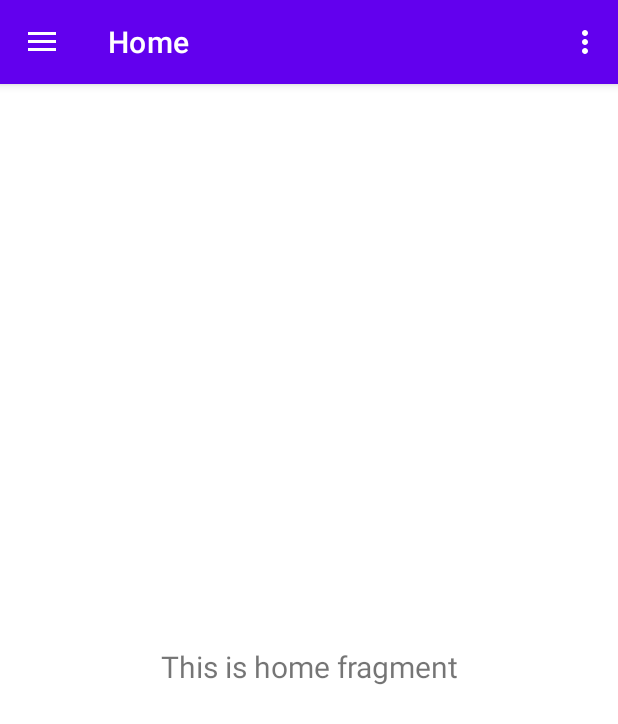
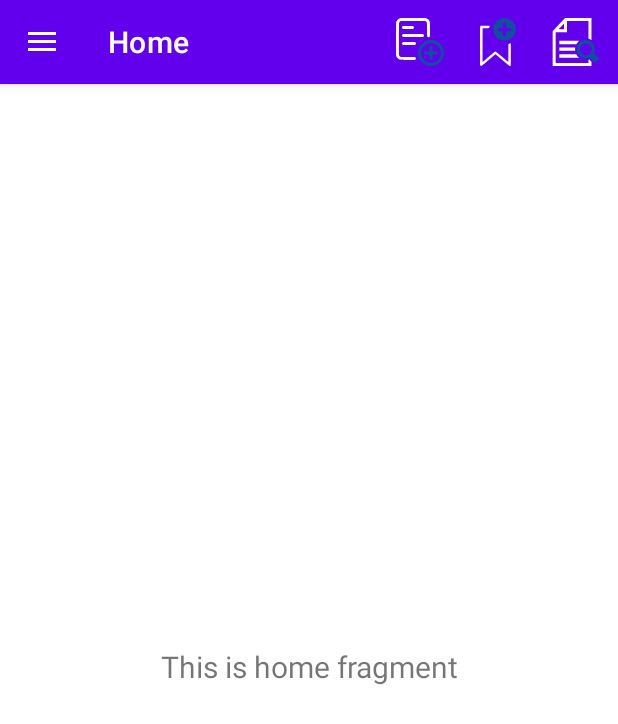
Before and after one commit to Sahil-2003/My-Notes, an Android app: the screen it shows after launch (MainActivity), on a phone screen of 412 x 824 dp. Shown: the top 724 px of the screen. Run offline under Robolectric (Android 15) with nearby library versions, the phone set to English and light mode, and no system bars; our stand-ins replace navigation-ui.

Commit message:
Options Menu Added

```diff
--- a/app/src/main/java/com/example/mynotes/MainActivity.java
+++ b/app/src/main/java/com/example/mynotes/MainActivity.java
@@ -1,12 +1,16 @@
 package com.example.mynotes;
 
+import android.content.Intent;
 import android.os.Bundle;
+import android.view.MenuItem;
 import android.view.View;
 import android.view.Menu;
+import android.widget.Toast;
 
 import com.google.android.material.snackbar.Snackbar;
 import com.google.android.material.navigation.NavigationView;
 
+import androidx.annotation.NonNull;
 import androidx.navigation.NavController;
 import androidx.navigation.Navigation;
 import androidx.navigation.ui.AppBarConfiguration;
@@ -51,6 +55,16 @@ public class MainActivity extends AppCompatActivity {
     }
 
     @Override
+    public boolean onOptionsItemSelected(@NonNull MenuItem item) {
+        switch (item.getItemId()){
+            case R.id.upload:
+                Intent intent = new Intent(MainActivity.this, Upload.class);
+                startActivity(intent);
+        }
+        return super.onOptionsItemSelected(item);
+    }
+
+    @Override
     public boolean onSupportNavigateUp() {
         NavController navController = Navigation.findNavController(this, R.id.nav_host_fragment_content_main);
         return NavigationUI.navigateUp(navController, mAppBarConfiguration)
--- /dev/null
+++ b/app/src/main/res/drawable/ic_add_icon.xml
@@ -0,0 +1,30 @@
+<vector xmlns:android="http://schemas.android.com/apk/res/android"
+    android:width="512dp"
+    android:height="512dp"
+    android:viewportWidth="512"
+    android:viewportHeight="512">
+  <path
+      android:pathData="M44.2,2c-10.6,2.8 -18.7,7.5 -26.7,15.5 -8.1,8.1 -12.7,16.1 -15.5,27.1 -2,7.5 -2,11.7 -2,179.4 0,167.7 0,171.9 2,179.4 1.1,4.3 3.4,10.5 5.2,13.9 4.7,8.8 15.6,19.4 24.6,23.9 13.8,6.9 13,6.9 95.9,6.6 73.1,-0.3 74.2,-0.3 76.9,-2.4 5.3,-3.9 6.9,-7.1 6.9,-13.4 0,-6.3 -1.6,-9.5 -6.9,-13.4 -2.7,-2.1 -3.9,-2.1 -77.9,-2.6l-75.2,-0.5 -5.5,-3.1c-6,-3.3 -11.2,-9.9 -13,-16.2 -1.4,-5.1 -1.4,-339.3 0,-344.4 1.8,-6.3 7,-12.9 13,-16.2l5.5,-3.1 130,-0 130,-0 4,2.2c5.2,2.8 10.9,8.8 13.2,13.8 1.7,3.7 1.8,9.4 2.3,75 0.5,65.7 0.6,71.3 2.3,73.8 7.8,11.9 27.1,7.7 29.2,-6.5 0.3,-2.4 0.5,-35.4 0.3,-73.3 -0.4,-76 -0.1,-72.2 -6.8,-85.6 -6.6,-12.9 -19.9,-24.4 -33.8,-29.1l-6.7,-2.3 -132,-0.2c-127.4,-0.2 -132.3,-0.1 -139.3,1.7z"
+      android:fillColor="#FFFFFF"
+      android:strokeColor="#00000000"/>
+  <path
+      android:pathData="M74.7,86.4c-4.9,1.8 -6.4,3.2 -8.9,8 -3.7,7.3 -1.3,15.3 6.2,20.3l3.3,2.3 52.7,-0 52.7,-0 3.3,-2.3c5,-3.3 7.2,-7 7.7,-12.4 0.5,-5.9 -2.5,-11.7 -7.7,-14.7 -3.4,-2 -5.1,-2.1 -54.5,-2.3 -40.9,-0.2 -51.7,-0 -54.8,1.1z"
+      android:fillColor="#FFFFFF"
+      android:strokeColor="#00000000"/>
+  <path
+      android:pathData="M72,173.2c-5,3.4 -7.2,7.1 -7.7,12.5 -0.5,5.9 2.5,11.7 7.7,14.7 3.5,2.1 4.6,2.1 107.3,2.4 68.8,0.1 105.1,-0.1 107.7,-0.8 5.1,-1.4 10.6,-7.5 11.5,-12.9 0.9,-5.3 -2.5,-12.6 -7.4,-15.8l-3.4,-2.3 -106.2,-0 -106.2,-0 -3.3,2.2z"
+      android:fillColor="#FFFFFF"
+      android:strokeColor="#00000000"/>
+  <path
+      android:pathData="M351,236.4c-25.2,4.5 -46.8,14.5 -66.4,30.7 -23.7,19.6 -40.3,47.1 -47.1,77.9 -2.6,11.8 -3.1,37.5 -1,50.1 4.7,28.7 17.3,53.5 37.6,74.4 20.1,20.7 43.1,33.4 71.7,39.7 14.5,3.2 40.7,3.2 55.1,-0 28.5,-6.4 50.2,-18.2 70.2,-38.1 19.9,-20 31.7,-41.7 38.1,-70.2 3.2,-14.4 3.2,-40.6 0,-55.1 -4.3,-19.8 -12.4,-38.1 -23.9,-53.9 -7.1,-9.9 -24.4,-26.8 -34.1,-33.2 -14.8,-9.9 -32.1,-17.3 -49.7,-21.2 -9.7,-2.2 -40.5,-2.9 -50.5,-1.1zM389,268.5c45.2,6.8 81,41.9 89,87.4 1.4,8.1 1.4,27.2 0,35.3 -8,43.7 -40.8,77.2 -84.5,86.3 -15.7,3.2 -37.6,1.8 -53.5,-3.5 -31.3,-10.3 -57.3,-36.4 -67.3,-67.5 -4.3,-13.5 -5.2,-19.2 -5.1,-34.5 0.1,-12.1 0.6,-16.1 2.7,-24.3 8.1,-30.7 28.2,-55.5 56.2,-69.2 20.9,-10.3 40.3,-13.4 62.5,-10z"
+      android:fillColor="#0E4F9F"
+      android:strokeColor="#00000000"/>
+  <path
+      android:pathData="M366.4,299.9c-2.3,1 -5.2,3.4 -6.5,5.2 -2.4,3.3 -2.4,3.9 -2.7,27.6l-0.3,24.3 -23,-0c-25.1,-0 -27.8,0.5 -31.9,5.8 -2.9,3.6 -4.4,9.4 -3.6,13.7 0.9,4.8 6.8,11.2 11.4,12.5 2.1,0.5 13.5,1 25.5,1l21.7,-0 0,23.1c0,21.7 0.1,23.4 2.1,26.9 2.8,4.9 8.3,8 14.3,8 5.8,-0 9.7,-1.9 13.3,-6.7l2.8,-3.6 0.3,-23.9 0.3,-23.8 22.3,-0c21,-0 22.4,-0.1 26.6,-2.3 6,-3 9,-7.6 9,-14 0,-6.3 -3,-11.8 -8,-14.6 -3.5,-2 -5.2,-2.1 -26.9,-2.1l-23.1,-0 0,-21.8c0,-11.9 -0.5,-23.3 -1,-25.2 -1.8,-6.4 -9.6,-12.1 -16.5,-12 -1.1,-0 -3.8,0.9 -6.1,1.9z"
+      android:fillColor="#0E4F9F"
+      android:strokeColor="#00000000"/>
+  <path
+      android:pathData="M73.5,257.4c-6.7,2.9 -10.5,10.6 -9.1,18.1 0.9,4.7 5.9,10.2 10.4,11.5 2.5,0.8 24,1 65.9,0.8 61.3,-0.3 62.2,-0.3 65,-2.4 9.8,-7.3 9.8,-19.5 0,-26.8 -2.8,-2.1 -3.7,-2.1 -66,-2.3 -51,-0.2 -63.8,-0 -66.2,1.1z"
+      android:fillColor="#FFFFFF"
+      android:strokeColor="#00000000"/>
+</vector>
--- /dev/null
+++ b/app/src/main/res/drawable/ic_bookmark_icon.xml
@@ -0,0 +1,14 @@
+<vector xmlns:android="http://schemas.android.com/apk/res/android"
+    android:width="194dp"
+    android:height="260dp"
+    android:viewportWidth="194"
+    android:viewportHeight="260">
+  <path
+      android:pathData="M121.2,1.1c-3,0.5 -8.6,2.3 -12.5,3.9 -21.6,9 -36,29.3 -37.4,52.6 -2.5,40.3 33.5,71.9 72.7,64 22.9,-4.7 41,-21.4 47.6,-44.1 2.2,-7.9 2.3,-22.9 0,-31.4 -5.3,-20.4 -22.1,-37.5 -42.6,-43.5 -6.9,-2 -20.8,-2.8 -27.8,-1.5zM135.5,27.4c1.8,0.8 3.8,2.3 4.4,3.4 0.6,1.2 1.1,6.8 1.1,12.6l0,10.6 11,-0c10.4,-0 11.2,0.1 13.5,2.5 1.8,1.7 2.5,3.5 2.5,6.2 -0.1,7.4 -3.5,9.3 -16.9,9.3l-10.1,-0 0,10.7c-0.1,11.2 -0.6,13 -4.7,15.1 -3.4,1.9 -6.9,1.4 -10,-1.2 -2.7,-2.3 -2.8,-2.8 -3.1,-13.5l-0.4,-11.1 -10.5,-0c-10.2,-0 -10.5,-0.1 -13.4,-2.9 -3.9,-4 -3.9,-8.2 0,-12.2 2.9,-2.8 3.2,-2.9 13.5,-2.9l10.6,-0 0,-10.4c0,-9 0.3,-10.7 2.1,-13 1.8,-2.2 4.4,-4 6.7,-4.5 0.1,-0.1 1.8,0.5 3.7,1.3z"
+      android:fillColor="#0E4F9F"
+      android:strokeColor="#00000000"/>
+  <path
+      android:pathData="M3.4,42.8c-3.3,2.2 -3.4,4.4 -3.4,108.7l0,103.6 2.5,2.4c4.8,4.9 0.8,7.6 50.4,-35.2l30.3,-26.3 5.7,4.9c43.9,38.1 68,58.3 69.8,58.7 1.4,0.4 3.4,-0.1 4.8,-1l2.5,-1.6 0.2,-60c0.2,-33 0.1,-60 -0.1,-60 -0.3,-0 -3.3,1 -6.8,2.1l-6.3,2.2 -0.2,48.5 -0.3,48.6 -8,-7c-41.2,-36.1 -58.7,-50.4 -61.4,-50.4 -2.3,-0 -9.1,5.4 -35.7,28.5 -18.1,15.6 -33.1,28.5 -33.4,28.5 -0.3,-0 -0.4,-41.2 -0.2,-91.5l0.2,-91.5 17.9,-0c20.1,-0 18.4,0.8 19.6,-8.3l0.6,-4.7 -23.8,-0c-13.1,-0 -24.3,0.4 -24.9,0.8z"
+      android:fillColor="#FFFFFF"
+      android:strokeColor="#00000000"/>
+</vector>
--- /dev/null
+++ b/app/src/main/res/drawable/ic_search_icon.xml
@@ -0,0 +1,26 @@
+<vector xmlns:android="http://schemas.android.com/apk/res/android"
+    android:width="512dp"
+    android:height="512dp"
+    android:viewportWidth="512"
+    android:viewportHeight="512">
+  <path
+      android:pathData="M73.3,70.2l-66.3,70.1 0,185.8 0,185.9 207,-0 207,-0 0,-22.8 0,-22.7 -11.3,-11.3 -11.3,-11.3 -4.7,1.2 -4.7,1.1 0,16.9 0,16.9 -175,-0 -175,-0 0,-163.5 0,-163.5 60.5,-0 60.5,-0 0,-60.5 0,-60.5 114.5,-0 114.5,-0 0,94.9 0,94.9 8.3,2.6c4.5,1.4 11.7,4.3 16,6.5l7.7,4 0,-117.5 0,-117.4 -140.7,0.1 -140.8,-0 -66.2,70.1zM127.7,120.7c-0.2,0.2 -13.3,0.2 -29.2,0.1l-28.7,-0.3 28.8,-30.5 28.9,-30.4 0.3,30.3c0.1,16.7 0.1,30.6 -0.1,30.8z"
+      android:fillColor="#FFFFFF"
+      android:strokeColor="#00000000"/>
+  <path
+      android:pathData="M351,238.6c-12.1,2.1 -15.3,2.8 -20.5,4.6 -25.3,8.7 -46,27.2 -57.1,51.2 -6.6,14.4 -7.9,21 -7.8,40.6 0,16.1 0.2,18.2 2.7,26.3 8.5,27.6 26.7,48.9 52.1,60.8 11.9,5.6 21.9,8 35.8,8.6 14,0.7 23.7,-0.6 36.2,-4.9l8.9,-3 27.8,27.8 27.9,27.9 23.5,-23.5c12.9,-12.9 23.5,-23.9 23.5,-24.5 0,-0.6 -12.3,-13.3 -27.4,-28.4l-27.4,-27.4 1.8,-4.8c11.4,-28.7 7.8,-62.6 -9.4,-88.2 -17.6,-26.5 -45.6,-42.1 -77.1,-43.2 -6,-0.2 -12.1,-0.2 -13.5,0.1zM378,274.6c21.1,6.2 38,23.5 43.6,44.4 2.7,10.1 2.2,24.5 -1,34.7 -7.9,24.7 -29.7,41.5 -55.7,43 -11.8,0.7 -21.8,-1.3 -32.2,-6.4 -9.9,-5 -22,-17.1 -27,-27 -15.6,-31.5 -3.1,-69.5 27.8,-84.3 4.4,-2.1 10.5,-4.3 13.5,-4.9 3,-0.6 6.4,-1.3 7.5,-1.5 3.7,-0.9 18,0.4 23.5,2z"
+      android:fillColor="#0E4F9F"
+      android:strokeColor="#00000000"/>
+  <path
+      android:pathData="M78,261l0,18 90.8,-0 90.9,-0 5.3,-8.3c3,-4.5 9.8,-12.6 15.2,-18l9.7,-9.7 -105.9,-0 -106,-0 0,18z"
+      android:fillColor="#FFFFFF"
+      android:strokeColor="#00000000"/>
+  <path
+      android:pathData="M78,332l0,18 84.3,-0 84.2,-0 0,-15.2c0,-8.4 0.3,-16.5 0.8,-18.1l0.7,-2.7 -85,-0 -85,-0 0,18z"
+      android:fillColor="#FFFFFF"
+      android:strokeColor="#00000000"/>
+  <path
+      android:pathData="M78,406.5l0,18.5 105,-0c57.8,-0 105,-0.3 105,-0.7 0,-0.4 -3.1,-3.6 -6.8,-7.2 -6.6,-6.3 -16.8,-19.3 -20.4,-26l-1.7,-3.1 -90.6,-0 -90.5,-0 0,18.5z"
+      android:fillColor="#FFFFFF"
+      android:strokeColor="#00000000"/>
+</vector>
--- a/app/src/main/res/menu/main.xml
+++ b/app/src/main/res/menu/main.xml
@@ -16,8 +16,23 @@
 <menu xmlns:android="http://schemas.android.com/apk/res/android"
     xmlns:app="http://schemas.android.com/apk/res-auto">
     <item
-        android:id="@+id/action_settings"
+        android:id="@+id/upload"
         android:orderInCategory="100"
-        android:title="@string/action_settings"
-        app:showAsAction="never" />
+        android:icon="@drawable/ic_add_icon"
+        android:title="@string/addFile"
+        app:showAsAction="always" />
+
+    <item
+        android:id="@+id/bookmark"
+        android:orderInCategory="100"
+        android:icon="@drawable/ic_bookmark_icon"
+        android:title="@string/bookmark"
+        app:showAsAction="always"/>
+
+    <item
+        android:id="@+id/search"
+        android:orderInCategory="100"
+        android:icon="@drawable/ic_search_icon"
+        android:title="@string/search"
+        app:showAsAction="always"/>
 </menu>
--- a/app/src/main/res/values/strings.xml
+++ b/app/src/main/res/values/strings.xml
@@ -27,4 +27,9 @@
     <string name="stackChoose">Choose a file</string>
     <string name="enter_name_file">Enter name of a file</string>
     <string name="upload">Upload</string>
+
+<!-- TODO:   Options Menu-->
+    <string name="addFile">AddFile</string>
+    <string name="bookmark">Bookmark</string>
+    <string name="search">Search</string>
 </resources>
```
Also changed, not shown: app/src/main/res/drawable/add_icon.png (deleted).
